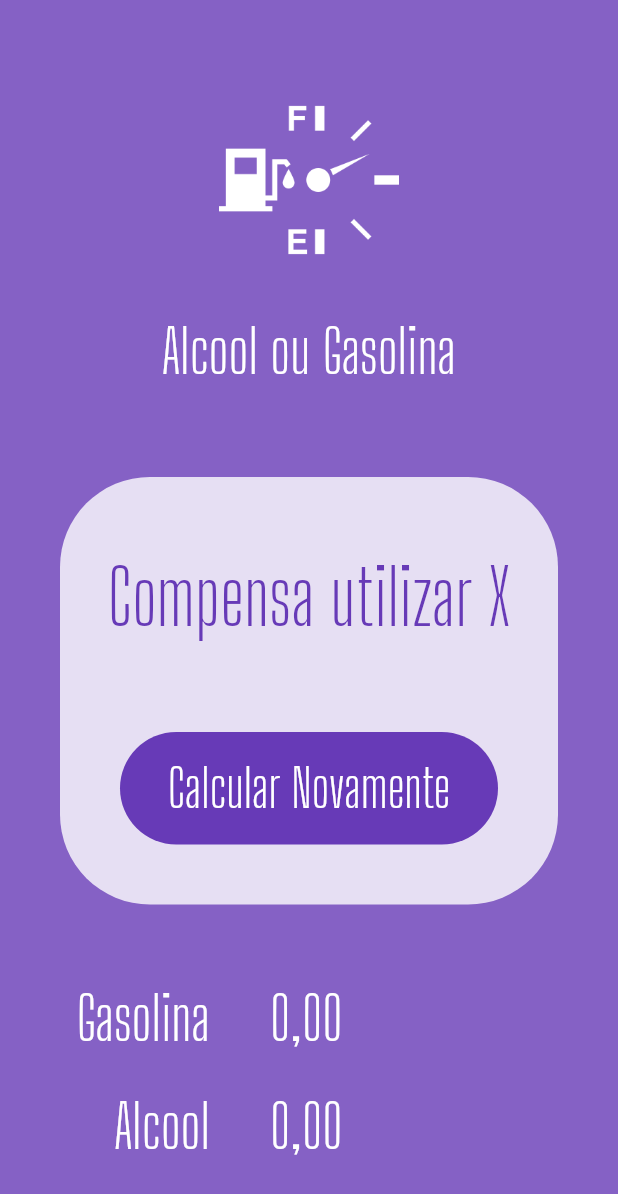
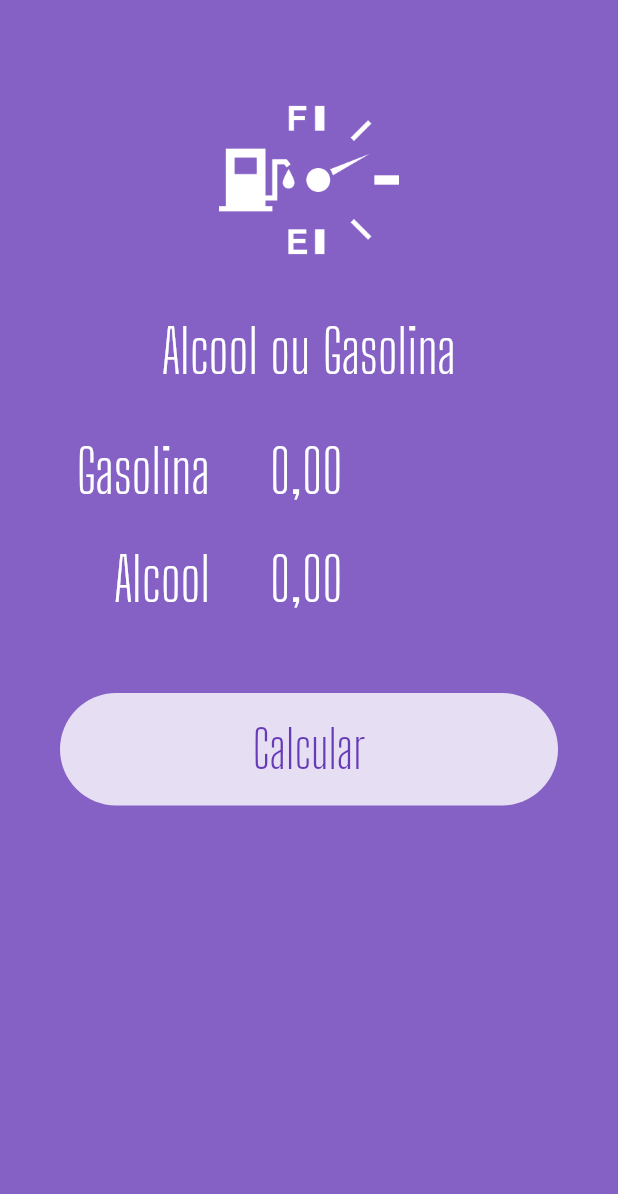
Before and after one commit to RaphaelfsOliveira/flutter_course_balta_io_alcool_gasolina, a Flutter app: the screen it shows after launch, on a phone screen of 412 x 824 dp. Shown: the top 1194 px of the screen. Run offline on Flutter 3.47's test engine with Material 2 defaults, Android fonts, the phone set to English and light mode, and no system bars; our stand-ins replace flutter_masked_text.

Commit message:
- componentizando homepage - alterando o controler de lugar

```diff
--- a/app/lib/main.dart
+++ b/app/lib/main.dart
@@ -1,10 +1,5 @@
-import 'package:app/widgets/successBox.widget.dart';
+import 'package:app/pages/home.page.dart';
 import 'package:flutter/material.dart';
-import 'package:app/widgets/logo.widget.dart';
-import 'package:flutter_masked_text/flutter_masked_text.dart';
-import 'package:app/widgets/price.widget.dart';
-import 'package:app/widgets/fuel.widget.dart';
-import 'package:app/widgets/calcButton.widget.dart';
 
 void main() => runApp(MyApp());
 
@@ -22,48 +17,3 @@ class MyApp extends StatelessWidget {
     );
   }
 }
-
-class HomePage extends StatelessWidget {
-  final _gasCtrl = new MoneyMaskedTextController();
-  final _alcCtrl = new MoneyMaskedTextController();
-
-  final double sizeFuelPrice = 40;
-
-  @override
-  Widget build(BuildContext context) {
-    return Scaffold(
-      backgroundColor: Theme.of(context).primaryColor.withOpacity(0.8),
-      body: ListView(
-        children: <Widget>[
-          Logo(),
-          SuccessBox(
-            result: 'Compensa utilizar X',
-            reset: () {},
-          ),
-          Row(
-            children: <Widget>[
-              SizedBox(width: sizeFuelPrice),
-              Fuel(fuelName: 'Gasolina'),
-              SizedBox(width: sizeFuelPrice),
-              Price(ctrl: _gasCtrl),
-            ],
-          ),
-          Row(
-            children: <Widget>[
-              SizedBox(width: sizeFuelPrice),
-              Fuel(fuelName: 'Alcool'),
-              SizedBox(width: sizeFuelPrice),
-              Price(ctrl: _alcCtrl),
-            ],
-          ),
-          CalcButton(
-            name: 'Calcular',
-            busy: true,
-            invert: false,
-            func: () {},
-          ),
-        ],
-      ),
-    );
-  }
-}
--- /dev/null
+++ b/app/lib/pages/home.page.dart
@@ -0,0 +1,38 @@
+import 'package:app/widgets/logo.widget.dart';
+import 'package:app/widgets/submitForm.widget.dart';
+import 'package:app/widgets/successBox.widget.dart';
+import 'package:flutter/material.dart';
+import 'package:flutter_masked_text/flutter_masked_text.dart';
+
+class HomePage extends StatelessWidget {
+  var _gasCtrl = new MoneyMaskedTextController();
+  var _alcCtrl = new MoneyMaskedTextController();
+  var _busy = false;
+  var _completed = false;
+  var _resultText = 'Compensa utilizar alcool';
+
+  @override
+  Widget build(BuildContext context) {
+    return Scaffold(
+      backgroundColor: Theme.of(context).primaryColor.withOpacity(0.8),
+      body: ListView(
+        children: <Widget>[
+          Logo(),
+          _completed
+              ? SuccessBox(
+                  result: _resultText,
+                  reset: () {},
+                )
+              : SubmitForm(
+                  busy: _busy,
+                  submitFunc: () {},
+                  gasCtrl: _gasCtrl,
+                  alcCtrl: _alcCtrl,
+                ),
+        ],
+      ),
+    );
+  }
+}
+
+Future calculate() {}
--- /dev/null
+++ b/app/lib/widgets/submitForm.widget.dart
@@ -0,0 +1,51 @@
+import 'package:app/widgets/calcButton.widget.dart';
+import 'package:app/widgets/fuel.widget.dart';
+import 'package:app/widgets/price.widget.dart';
+import 'package:flutter/material.dart';
+import 'package:flutter_masked_text/flutter_masked_text.dart';
+
+class SubmitForm extends StatelessWidget {
+  var gasCtrl = new MoneyMaskedTextController();
+  var alcCtrl = new MoneyMaskedTextController();
+  var busy = false;
+  Function submitFunc;
+
+  final double sizeFuelPrice = 40;
+
+  SubmitForm({
+    @required this.busy,
+    @required this.submitFunc,
+    @required this.gasCtrl,
+    @required this.alcCtrl,
+  });
+
+  @override
+  Widget build(BuildContext context) {
+    return Column(
+      children: <Widget>[
+        Row(
+          children: <Widget>[
+            SizedBox(width: sizeFuelPrice),
+            Fuel(fuelName: 'Gasolina'),
+            SizedBox(width: sizeFuelPrice),
+            Price(ctrl: gasCtrl),
+          ],
+        ),
+        Row(
+          children: <Widget>[
+            SizedBox(width: sizeFuelPrice),
+            Fuel(fuelName: 'Alcool'),
+            SizedBox(width: sizeFuelPrice),
+            Price(ctrl: alcCtrl),
+          ],
+        ),
+        CalcButton(
+          name: 'Calcular',
+          busy: busy,
+          invert: false,
+          func: submitFunc,
+        ),
+      ],
+    );
+  }
+}
```
